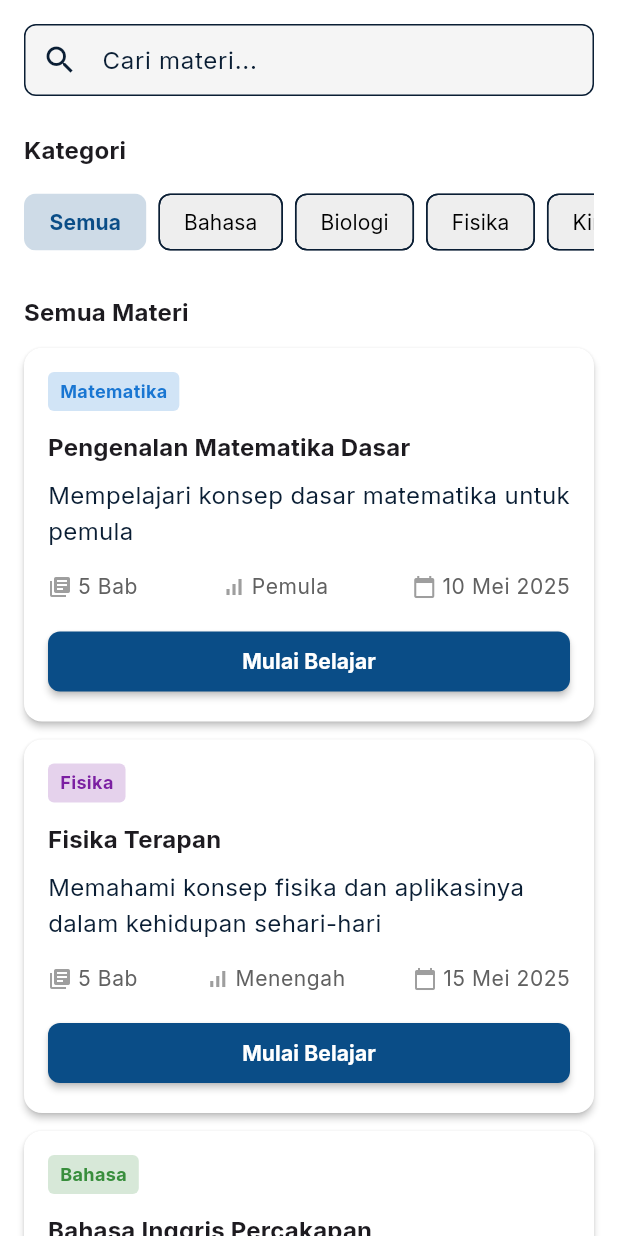
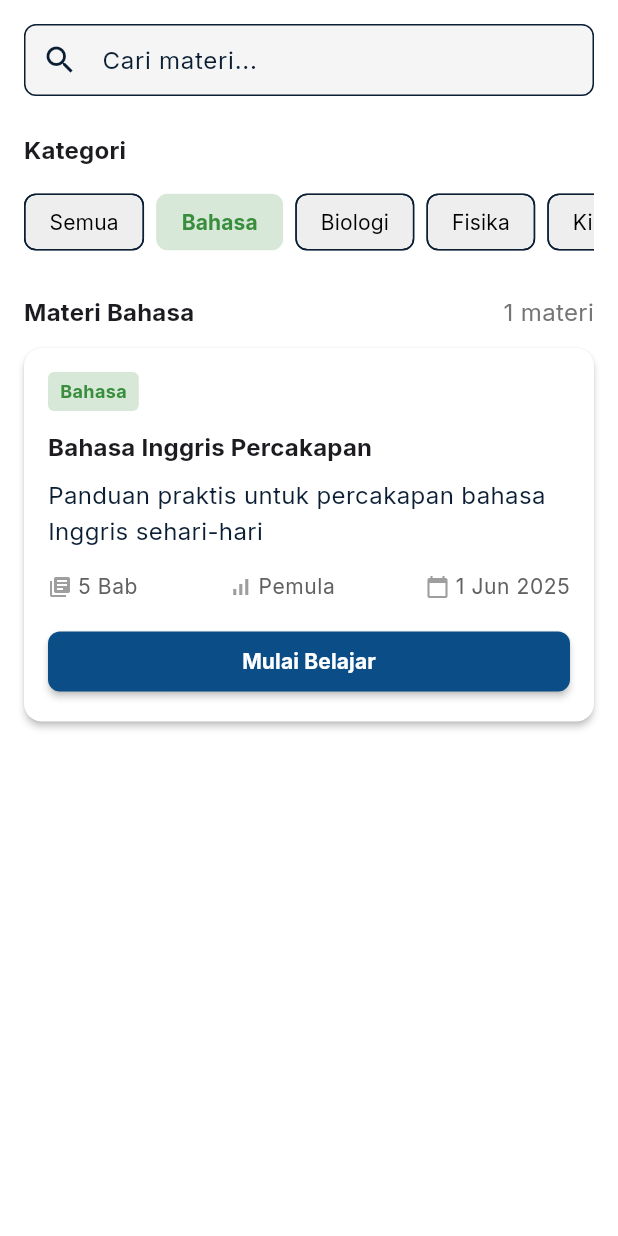
Before and after one commit to Baguspanji/educational-flutter, a Flutter app: the MateriScreen screen opened directly, after a tap on "Bahasa", on a phone screen of 412 x 824 dp. Run offline on Flutter 3.47's test engine with Material 3 defaults, Android fonts, the phone set to English and light mode, and no system bars; our stand-ins replace google_fonts.

Commit message:
Refactor MateriScreen to StatefulWidget with search and category filtering functionality

```diff
--- a/lib/screens/materi_screen.dart
+++ b/lib/screens/materi_screen.dart
@@ -4,13 +4,60 @@ import '../repositories/repositories.dart';
 import '../widgets/custom_button.dart';
 import 'materi_detail_screen.dart';
 
-class MateriScreen extends StatelessWidget {
+class MateriScreen extends StatefulWidget {
   const MateriScreen({super.key});
 
   @override
+  State<MateriScreen> createState() => _MateriScreenState();
+}
+
+class _MateriScreenState extends State<MateriScreen> {
+  late List<Materi> _allMateris;
+  late List<Materi> _filteredMateris;
+  late List<String> _categories;
+  String _selectedCategory = 'Semua';
+  final TextEditingController _searchController = TextEditingController();
+
+  @override
+  void initState() {
+    super.initState();
+    _allMateris = MateriRepository.instance.getAllMateri();
+    _filteredMateris = _allMateris;
+    _categories = _getUniqueCategories(_allMateris);
+    _searchController.addListener(_filterMateris);
+  }
+
+  @override
+  void dispose() {
+    _searchController.removeListener(_filterMateris);
+    _searchController.dispose();
+    super.dispose();
+  }
+
+  void _filterMateris() {
+    setState(() {
+      final query = _searchController.text.toLowerCase();
+      _filteredMateris = _allMateris.where((materi) {
+        // Apply category filter
+        final matchesCategory =
+            _selectedCategory == 'Semua' ||
+            materi.category == _selectedCategory;
+
+        // Apply search filter
+        final matchesSearch =
+            query.isEmpty ||
+            materi.title.toLowerCase().contains(query) ||
+            materi.description.toLowerCase().contains(query);
+
+        return matchesCategory && matchesSearch;
+      }).toList();
+    });
+  }
+
+  @override
   Widget build(BuildContext context) {
-    final materis = MateriRepository.instance.getAllMateri();
-    final categories = _getUniqueCategories(materis);
+    // Get categories from all materis to ensure we have the complete list
+    final categories = _categories;
 
     return Scaffold(
       body: SingleChildScrollView(
@@ -34,14 +81,35 @@ class MateriScreen extends StatelessWidget {
             const SizedBox(height: 24),
 
             // Materials list
-            Text(
-              'Semua Materi',
-              style: Theme.of(
-                context,
-              ).textTheme.titleMedium?.copyWith(fontWeight: FontWeight.bold),
+            Row(
+              mainAxisAlignment: MainAxisAlignment.spaceBetween,
+              children: [
+                Text(
+                  _selectedCategory == 'Semua'
+                      ? 'Semua Materi'
+                      : 'Materi $_selectedCategory',
+                  style: Theme.of(context).textTheme.titleMedium?.copyWith(
+                    fontWeight: FontWeight.bold,
+                  ),
+                ),
+                Text(
+                  '${_filteredMateris.length} materi',
+                  style: Theme.of(
+                    context,
+                  ).textTheme.bodyMedium?.copyWith(color: Colors.grey.shade600),
+                ),
+              ],
             ),
             const SizedBox(height: 12),
-            ...materis.map((materi) => _buildMateriCard(context, materi)),
+
+            // Show filtered list or empty state
+            _filteredMateris.isEmpty
+                ? _buildEmptyState(context)
+                : Column(
+                    children: _filteredMateris
+                        .map((materi) => _buildMateriCard(context, materi))
+                        .toList(),
+                  ),
           ],
         ),
       ),
@@ -53,23 +121,68 @@ class MateriScreen extends StatelessWidget {
         .map((materi) => materi.category)
         .toSet()
         .toList();
-    categories.sort();
+    categories.sort((a, b) => a.compareTo(b));
     return categories;
+  }
+
+  Widget _buildEmptyState(BuildContext context) {
+    return Container(
+      padding: const EdgeInsets.symmetric(vertical: 48.0),
+      alignment: Alignment.center,
+      child: Column(
+        mainAxisAlignment: MainAxisAlignment.center,
+        children: [
+          Icon(Icons.search_off_rounded, size: 80, color: Colors.grey.shade400),
+          const SizedBox(height: 16),
+          Text(
+            'Tidak ada materi ditemukan',
+            style: Theme.of(
+              context,
+            ).textTheme.titleLarge?.copyWith(color: Colors.grey.shade600),
+          ),
+          const SizedBox(height: 8),
+          Text(
+            'Coba dengan kata kunci atau kategori lain',
+            style: Theme.of(
+              context,
+            ).textTheme.bodyMedium?.copyWith(color: Colors.grey.shade500),
+          ),
+          const SizedBox(height: 24),
+          CustomButton(
+            label: 'Reset Filter',
+            onPressed: () {
+              setState(() {
+                _searchController.clear();
+                _selectedCategory = 'Semua';
+                _filteredMateris = _allMateris;
+              });
+            },
+            small: true,
+          ),
+        ],
+      ),
+    );
   }
 
   Widget _buildSearchBar(BuildContext context) {
     return TextField(
+      controller: _searchController,
       decoration: InputDecoration(
         hintText: 'Cari materi...',
         prefixIcon: const Icon(Icons.search),
+        suffixIcon: _searchController.text.isNotEmpty
+            ? IconButton(
+                icon: const Icon(Icons.clear),
+                onPressed: () {
+                  _searchController.clear();
+                },
+              )
+            : null,
         border: OutlineInputBorder(borderRadius: BorderRadius.circular(8)),
         filled: true,
         fillColor: Colors.grey.shade100,
         contentPadding: const EdgeInsets.symmetric(vertical: 12),
       ),
-      onChanged: (value) {
-        // TODO: Implement search functionality
-      },
     );
   }
 
@@ -78,9 +191,17 @@ class MateriScreen extends StatelessWidget {
       scrollDirection: Axis.horizontal,
       child: Row(
         children: [
-          _buildCategoryChip(context, 'Semua', isSelected: true),
+          _buildCategoryChip(
+            context,
+            'Semua',
+            isSelected: _selectedCategory == 'Semua',
+          ),
           ...categories.map(
-            (category) => _buildCategoryChip(context, category),
+            (category) => _buildCategoryChip(
+              context,
+              category,
+              isSelected: _selectedCategory == category,
+            ),
           ),
         ],
       ),
@@ -98,15 +219,16 @@ class MateriScreen extends StatelessWidget {
         selected: isSelected,
         label: Text(category),
         onSelected: (selected) {
-          // TODO: Implement category filtering
+          setState(() {
+            _selectedCategory = category;
+            _filterMateris();
+          });
         },
         showCheckmark: false,
         backgroundColor: Colors.grey.shade200,
-        selectedColor: Theme.of(context).colorScheme.primary.withOpacity(0.2),
+        selectedColor: _getCategoryColor(category).withOpacity(0.2),
         labelStyle: TextStyle(
-          color: isSelected
-              ? Theme.of(context).colorScheme.primary
-              : Colors.black,
+          color: isSelected ? _getCategoryColor(category) : Colors.black,
           fontWeight: isSelected ? FontWeight.bold : FontWeight.normal,
         ),
       ),
```
